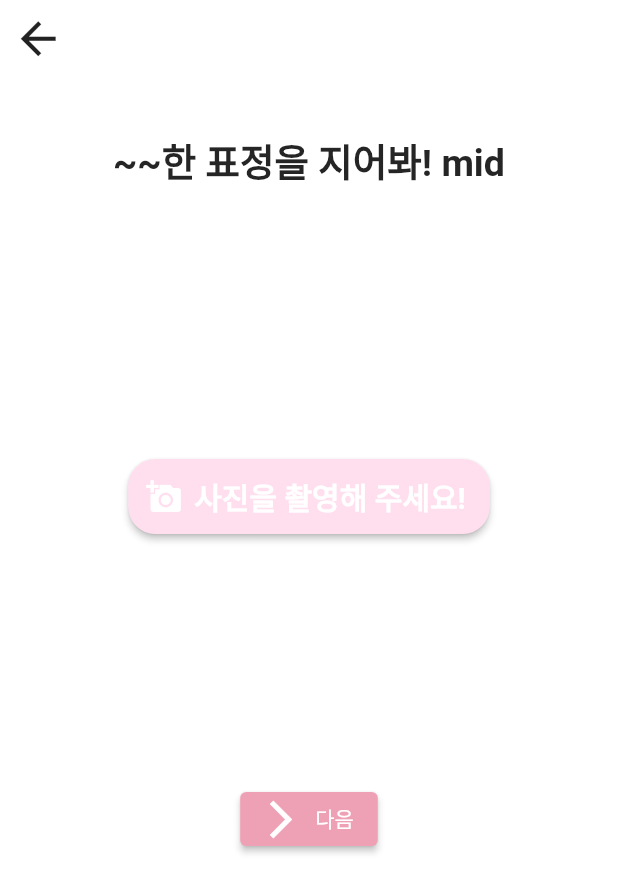
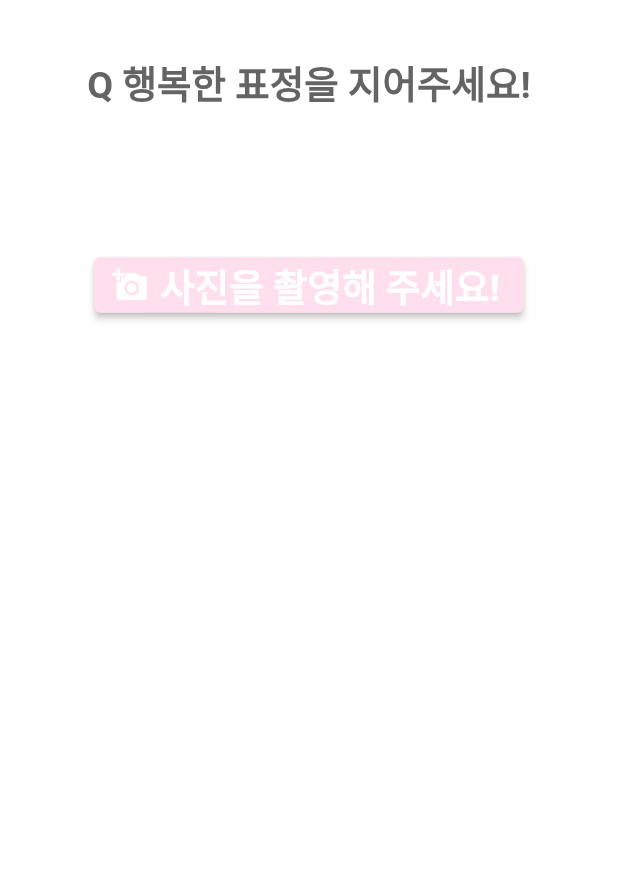
Before and after one commit to ddodon/KDT_FINAL, a Flutter app: the camera2 screen opened directly, on a phone screen of 412 x 824 dp. Shown: the top 893 px of the screen. Run offline on Flutter 3.47's test engine with Material 2 defaults, Android fonts, the phone set to English and light mode, and no system bars; our stand-ins replace dio, flip_card, flutter_tts, google_fonts, image_picker, logger.

Commit message:
서버 수정

```diff
--- a/lib/screen/Home/Expression_Quiz/camera_mid.dart
+++ b/lib/screen/Home/Expression_Quiz/camera_mid.dart
@@ -1,15 +1,13 @@
 import 'dart:io';
-import 'package:KDT_SENTIMENTO/screen/Home/Expression_Quiz/quiz_easy.dart';
-import 'package:KDT_SENTIMENTO/screen/Home/Expression_Quiz/quiz_mid.dart';
+import 'dart:math';
 import 'package:image/image.dart' as img;
 import 'package:flutter/material.dart';
 import 'dart:typed_data';
 import 'package:image_picker/image_picker.dart';
-import 'package:KDT_SENTIMENTO/screen/Home/Expression_Quiz/ml/classifier_emotion.dart';
+import './ml/classifier_emotion.dart';
 import 'package:logger/logger.dart';
 import '../../../constants.dart';
 import '../../../theme.dart';
-
 
 class camera2 extends StatefulWidget {
   camera2({Key? key, this.title}) : super(key: key);
@@ -29,24 +27,31 @@ class _camera2 extends State<camera2> {
   final picker = ImagePicker();
 
   Image? _imageWidget;
-
+  PickedFile? pickedFile;
   img.Image? fox;
   Uint8List? imageData;
   var category;
+  PickedFile? imagePath;
+
+  var emo_list = ['행복한', '슬픈','화난','무서운'];
+  var emo_list2 = ['happy', 'sad','angry','fear'];
+  var random = Random().nextInt(4);
 
   @override
   void initState() {
-
     super.initState();
     // _classifier = ClassifierEmotion();
   }
 
   Future getImage() async {
-    final pickedFile = await picker.getImage(source: ImageSource.camera);
+    pickedFile = await picker.getImage(source: ImageSource.camera,
+      imageQuality: 55,
+    );
 
     setState(() {
       _image = File(pickedFile!.path);
       _imageWidget = Image.file(_image!);
+      imagePath = pickedFile!;
       imageData = _image!.readAsBytesSync();
       _predict();
       // print(this.category);
@@ -54,10 +59,9 @@ class _camera2 extends State<camera2> {
   }
 
   void _predict() async {
-    //img.Image imageInput = img.decodeImage(_image!.readAsBytesSync())!;
-    //
-    // // imageInput = defaultImage!;
-    var pred = await _mlService.convertEmotionImage(imageData!);
+
+    var pred = await _mlService.convertEmotionImage(pickedFile!.path);
+
     setState(() {
       this.category = pred;
     });
@@ -65,78 +69,40 @@ class _camera2 extends State<camera2> {
 
   @override
   Widget build(BuildContext context) {
-
+    String Question = 'Q '+emo_list[random]+' 표정을 지어주세요!';
     return Scaffold(
         body: SingleChildScrollView(
           child: Column(
             children: <Widget>[
-              Row(
-                mainAxisAlignment: MainAxisAlignment.spaceBetween,
-                children: [
-                  IconButton(
-                      onPressed: (){
-                        Navigator.pop(context);
-                      },
-                      icon:Icon(Icons.arrow_back,size: 35,)),
-                  Text('',style: TextStyle(color: kTextColor,fontSize: 30),)],
-              ),
               SizedBox(
-                height: 40,
+                height: 36,
               ),
               Text.rich(
                 TextSpan(
-                  text: '~~한 표정을 지어봐! mid',
+                  text: Question,
                   style: textTheme().headline1?.copyWith(
-                      color: kTextColor,
+                      color: kSecondaryColor,
                       fontSize: 25,fontWeight: FontWeight.bold),
                 ),
               ),
               SizedBox(
-                height: 60,
+                height: 36,
               ),
               LoadingImage(imageData),
               SizedBox(
-                height: 100,
+                height: 36,
               ),
               ElevatedButton.icon(
                 onPressed:getImage,
                 icon:  Icon(Icons.add_a_photo),
                 label: Text("사진을 촬영해 주세요!",style: textTheme().headline2?.copyWith(
-                    fontSize: 20,fontWeight: FontWeight.bold),),
-                style: ElevatedButton.styleFrom(primary: kPrimaryColor,
-                  minimumSize: const Size(200, 50),
-                  shape: RoundedRectangleBorder(
-                    borderRadius: BorderRadius.circular(18.0),
-                  ),),
+                    fontSize: 25,fontWeight: FontWeight.bold),),
+                style: ElevatedButton.styleFrom(primary: kPrimaryColor),
               ),
               SizedBox(
-                height: 100,
+                height: 36,
               ),
-              Text.rich(
-                TextSpan(
-                  text: category == 'sad'
-                      ? '정답입니다!'
-                      : '',
-                  style: textTheme().headline1?.copyWith(
-                      color: kPurple,fontSize: 30,fontWeight: FontWeight.bold),
-                ),
-              ),
-              SizedBox(
-                height: 50,
-              ),
-              ElevatedButton.icon(
-                icon: Icon(
-                  Icons.arrow_forward_ios,
-                  size: 30,
-                ),
-                onPressed: (){Navigator.push(
-                  context,
-                  MaterialPageRoute(builder: (context) => expressLearn2()),
-                );},
-                label: Text('다음'),
-                style: ElevatedButton.styleFrom(primary: kPink),
-
-              )
+              Answer(category,emo_list2[random])
             ],
           ),
         )
@@ -177,4 +143,37 @@ class _camera2 extends State<camera2> {
       );
     }
   }
+  Widget Answer(String? category,String emotion) {
+    if (category== null) {
+      return Center(
+        child: Container(
+          child: Text(
+            '',
+          ),
+        ),
+      );
+    }
+    else if (category == emotion) {
+      return Center(
+          child: Text.rich(
+            TextSpan(
+              text: '정답입니다!',
+              style: textTheme().headline1?.copyWith(
+                  color: kPurple,fontSize: 30,fontWeight: FontWeight.bold),
+            ),
+          )
+      );
+    }
+    else {
+      return Center(
+          child: Text.rich(
+            TextSpan(
+              text: '오답입니다!',
+              style: textTheme().headline1?.copyWith(
+                  color: kPurple,fontSize: 30,fontWeight: FontWeight.bold),
+            ),
+          )
+      );
+    }
+  }
 }
```
Also changed, not shown: lib/screen/Home/Expression_Quiz/camera_easy.dart (+58 -58 lines), lib/screen/Home/Expression_Quiz/camera_hard.dart (+58 -59 lines), lib/screen/Home/Expression_Quiz/ml/classifier_emotion.dart (+15 -15 lines).
